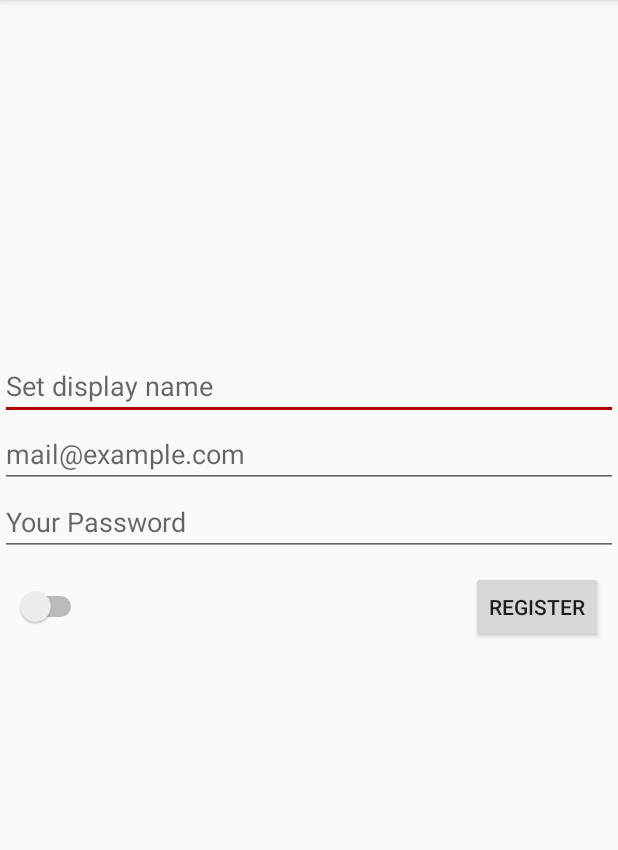
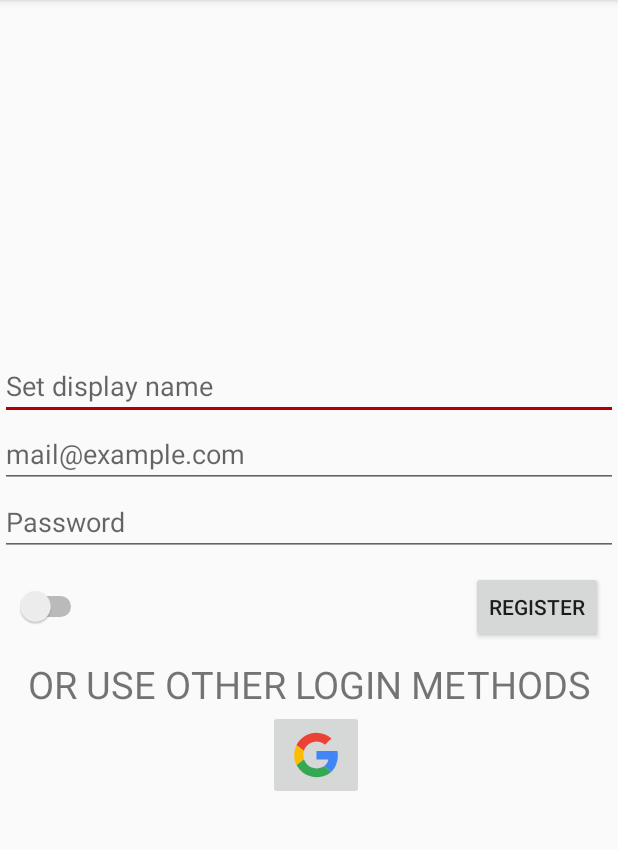
Before and after one commit to AndVl1/Final-Count, an Android app: the screen it shows after launch (AuthActivity), on a phone screen of 412 x 824 dp, the part 84-934 px from its top. Run offline under Robolectric (Android 15) with nearby library versions, the phone set to English and light mode, and no system bars; our stand-ins replace Firebase (no records; nobody signed in at launch, a user with empty details on screens opened directly).

Commit message:
google auth

```diff
--- a/app/src/main/res/layout/activity_auth.xml
+++ b/app/src/main/res/layout/activity_auth.xml
@@ -69,7 +69,7 @@
         android:layout_width="match_parent"
         android:layout_height="wrap_content"
         android:orientation="vertical"
-        android:visibility="invisible">
+        android:visibility="visible">
 
         <TextView
             android:layout_width="match_parent"
@@ -90,9 +90,11 @@
                 android:layout_height="wrap_content"
                 android:layout_marginStart="10dp"
                 android:src="@drawable/ic_google"
-                android:contentDescription="@string/login_google" />
+                android:contentDescription="@string/login_google"
+                android:onClick="loginWithGoogle"/>
 
             <ImageButton
+                android:visibility="gone"
                 android:id="@+id/vk_log"
                 android:layout_width="wrap_content"
                 android:layout_height="wrap_content"
@@ -102,6 +104,7 @@
                 android:contentDescription="@string/login_vk"/>
 
             <ImageButton
+                android:visibility="gone"
                 android:id="@+id/github_log"
                 android:layout_width="wrap_content"
                 android:layout_height="wrap_content"
@@ -111,6 +114,7 @@
                 android:contentDescription="@string/login_github"/>
 
             <ImageButton
+                android:visibility="gone"
                 android:layout_width="wrap_content"
                 android:layout_height="wrap_content"
                 android:layout_marginStart="10dp"
--- a/app/src/main/res/layout/activity_main.xml
+++ b/app/src/main/res/layout/activity_main.xml
@@ -24,6 +24,7 @@
         app:layout_constraintTop_toBottomOf="@+id/main_text"
         app:layout_constraintStart_toStartOf="@+id/main_text"/>
     <Button
+        android:visibility="gone"
         android:id="@+id/resend"
         android:layout_width="wrap_content"
         android:layout_height="wrap_content"
--- a/app/src/main/res/values/strings.xml
+++ b/app/src/main/res/values/strings.xml
@@ -1,9 +1,8 @@
 <resources>
     <string name="app_name">Final Count</string>
-    <string name="skip">Skip</string>
     <string name="register">Register</string>
-    <string name="login_hint">mail@example.com</string>
-    <string name="password_hint">Your Password</string>
+    <string name="login_hint" translatable="false">mail@example.com</string>
+    <string name="password_hint">Password</string>
     <string name="choose_oauth">OR USE OTHER LOGIN METHODS</string>
     <string name="login">Login</string>
     <string name="invalid">Invalid login or password</string>
```
Also changed, not shown: app/src/main/java/com/techpark/finalcount/ui/auth/AuthActivity.kt (+61 -2 lines), 3 other files.
